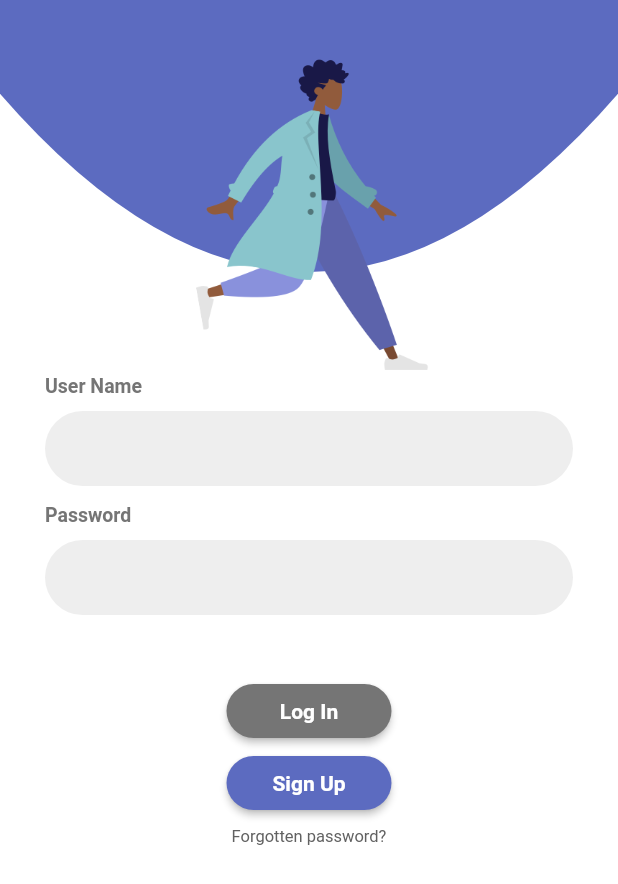
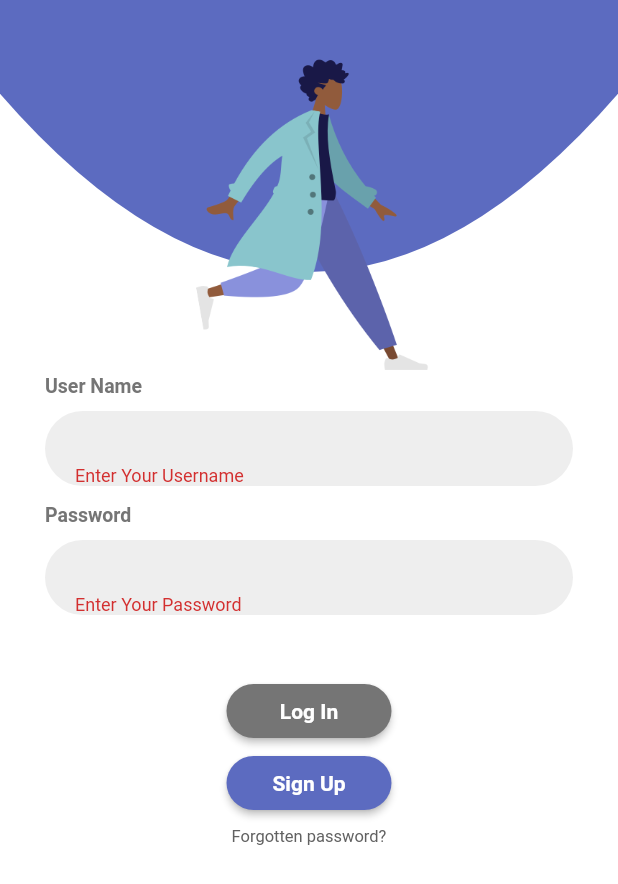
Before and after one commit to payam-zahedi/auth_dropp_api, a Flutter app: the screen it shows after launch, after a tap on "Log In", on a phone screen of 412 x 824 dp. Shown: the top 884 px of the screen. Run offline on Flutter 3.47's test engine with Material 2 defaults, Android fonts, the phone set to English and light mode, and no system bars; our stand-ins replace bloc, dio, equatable, flutter_bloc, pin_code_fields.

Commit message:
add blocProvider and blocBuilder to LoginPage

```diff
--- a/lib/bloc/language/auth/auth_bloc.dart
+++ b/lib/bloc/language/auth/auth_bloc.dart
@@ -1,4 +1,5 @@
 import 'dart:async';
+import 'package:auth_dropp_api/bloc/language/login/login_event.dart';
 import 'package:bloc/bloc.dart';
 import './bloc.dart';
 
@@ -10,6 +11,5 @@ class AuthBloc extends Bloc<AuthEvent, AuthState> {
   Stream<AuthState> mapEventToState(
     AuthEvent event,
   ) async* {
-    // TODO: Add Logic
   }
 }
--- a/lib/bloc/language/language_bloc.dart
+++ b/lib/bloc/language/language_bloc.dart
@@ -10,6 +10,6 @@ class LanguageBloc extends Bloc<LanguageEvent, LanguageState> {
   Stream<LanguageState> mapEventToState(
     LanguageEvent event,
   ) async* {
-    // TODO: Add Logic
+
   }
 }
--- a/lib/bloc/language/login/login_bloc.dart
+++ b/lib/bloc/language/login/login_bloc.dart
@@ -10,6 +10,9 @@ class LoginBloc extends Bloc<LoginEvent, LoginState> {
   Stream<LoginState> mapEventToState(
     LoginEvent event,
   ) async* {
-    // TODO: Add Logic
+    if(event is LoginPressed){
+      yield Loading();
+      Future.delayed(Duration(seconds: 4));
+    }
   }
 }
--- a/lib/bloc/language/login/login_event.dart
+++ b/lib/bloc/language/login/login_event.dart
@@ -7,6 +7,8 @@ abstract class LoginEvent extends Equatable {
   List<Object> get props => [];
 }
 
+class AppStarted extends LoginEvent {}
+
 class LoginPressed extends LoginEvent {
   @override
   String toString() {
--- a/lib/bloc/language/login/login_state.dart
+++ b/lib/bloc/language/login/login_state.dart
@@ -2,9 +2,15 @@ import 'package:equatable/equatable.dart';
 
 abstract class LoginState extends Equatable {
   const LoginState();
-}
 
-class InitialLoginState extends LoginState {
   @override
   List<Object> get props => [];
 }
+
+class InitialLoginState extends LoginState {}
+
+class LoginSucceed extends LoginState {}
+
+class LoginError extends LoginState {}
+
+class Loading extends LoginState {}
--- a/lib/main.dart
+++ b/lib/main.dart
@@ -1,4 +1,5 @@
 import 'package:auth_dropp_api/pages/login.dart';
+import 'package:auth_dropp_api/resources/colors.dart';
 import 'package:flutter/material.dart';
 
 void main() => runApp(MyApp());
@@ -10,7 +11,7 @@ class MyApp extends StatelessWidget {
     return MaterialApp(
       title: 'Flutter Demo',
       theme: ThemeData(
-        primarySwatch: Colors.blue,
+        primarySwatch: MyColors.appTheme,
       ),
       home: LoginPage(),
     );
--- a/lib/pages/login.dart
+++ b/lib/pages/login.dart
@@ -1,5 +1,9 @@
+import 'package:auth_dropp_api/bloc/language/login/login_bloc.dart';
+import 'package:auth_dropp_api/bloc/language/login/login_event.dart';
+import 'package:auth_dropp_api/bloc/language/login/login_state.dart';
 import 'package:auth_dropp_api/resources/colors.dart';
 import 'package:flutter/material.dart';
+import 'package:flutter_bloc/flutter_bloc.dart';
 
 class LoginPage extends StatefulWidget {
   @override
@@ -18,7 +22,9 @@ class _LoginPageState extends State<LoginPage> {
 
   @override
   Widget build(BuildContext context) {
-    return Scaffold(
+    return BlocProvider<LoginBloc>(
+      create: (context) => LoginBloc()..add(AppStarted()),
+      child: Scaffold(
         backgroundColor: Colors.white,
         body: SingleChildScrollView(
           child: Form(
@@ -57,7 +63,8 @@ class _LoginPageState extends State<LoginPage> {
                           controller: usernameController,
                           decoration: InputDecoration(
                             border: InputBorder.none,
-                          contentPadding: EdgeInsets.symmetric(horizontal: 20),
+                            contentPadding:
+                                EdgeInsets.symmetric(horizontal: 20),
                           ),
                           cursorColor: MyColors.textFieldCursor,
                           minLines: 1,
@@ -93,7 +100,8 @@ class _LoginPageState extends State<LoginPage> {
                           controller: passwordController,
                           decoration: InputDecoration(
                             border: InputBorder.none,
-                          contentPadding: EdgeInsets.symmetric(horizontal: 20),
+                            contentPadding:
+                                EdgeInsets.symmetric(horizontal: 20),
                           ),
                           cursorColor: MyColors.textFieldCursor,
                           minLines: 1,
@@ -105,10 +113,27 @@ class _LoginPageState extends State<LoginPage> {
                       Center(
                         child: SizedBox(
                           width: 110,
-                        child: RaisedButton(
-                          onPressed: () {},
+                          child: BlocBuilder<LoginBloc, LoginState>(
+                            builder: (context, state) {
+                              return RaisedButton(
+                                onPressed: () {
+                                  if (_formKey.currentState.validate()) {
+                                    _formKey.currentState.save();
+                                    print('clicked Login');
+                                    BlocProvider.of<LoginBloc>(context)
+                                        .add(LoginPressed());
+                                  }
+                                },
                                 color: MyColors.loginBtnColor,
-                          child: Text(
+                                child: (state is Loading)
+                                    ? SizedBox(
+                                        width: 20,
+                                        height: 20,
+                                        child: CircularProgressIndicator(
+                                          strokeWidth: 1.7,
+                                        ),
+                                      )
+                                    : Text(
                                         'Log In',
                                         style: TextStyle(
                                             color: MyColors.btnTextColor,
@@ -116,6 +141,8 @@ class _LoginPageState extends State<LoginPage> {
                                       ),
                                 shape: RoundedRectangleBorder(
                                     borderRadius: BorderRadius.circular(20)),
+                              );
+                            },
                           ),
                         ),
                       ),
@@ -142,13 +169,15 @@ class _LoginPageState extends State<LoginPage> {
                       Center(
                         child: Text(
                           'Forgotten password?',
-                        style: TextStyle(color: Colors.grey[700], fontSize: 11),
+                          style:
+                              TextStyle(color: Colors.grey[700], fontSize: 11),
                         ),
                       ),
                     ],
                   ),
                 ),
               ],
+            ),
           ),
         ),
       ),
--- a/lib/resources/colors.dart
+++ b/lib/resources/colors.dart
@@ -2,6 +2,7 @@ import 'dart:ui';
 import 'package:flutter/material.dart';
 
 class MyColors {
+  static Color appTheme = Colors.indigo;
   static Color arkColor = Colors.indigo[400];
   static Color profileAppBar = Colors.indigo[400];
   static Color regBtnColor = Colors.indigo[400];
```
Also changed, not shown: lib/api/drop.dart (added, +33 -0 lines), lib/bloc/language/auth/auth_state.dart (+2 -6 lines). Lines whose indentation alone changed are shown as unchanged.
